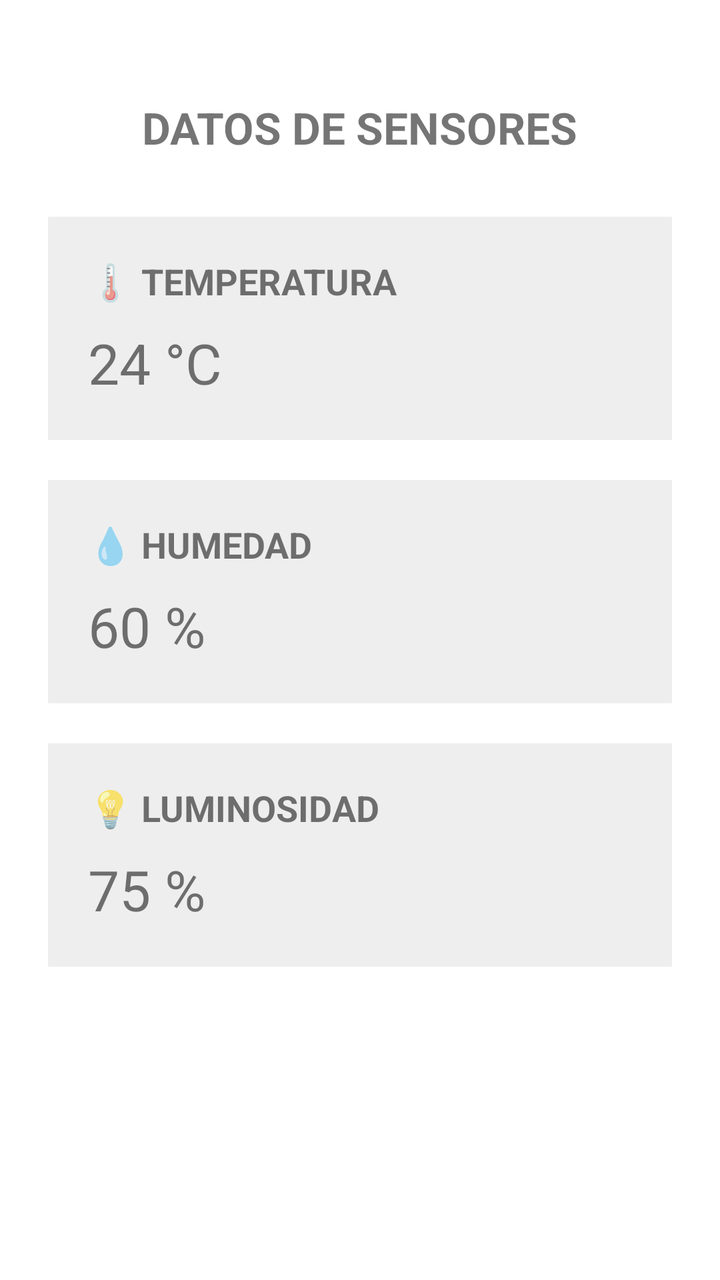
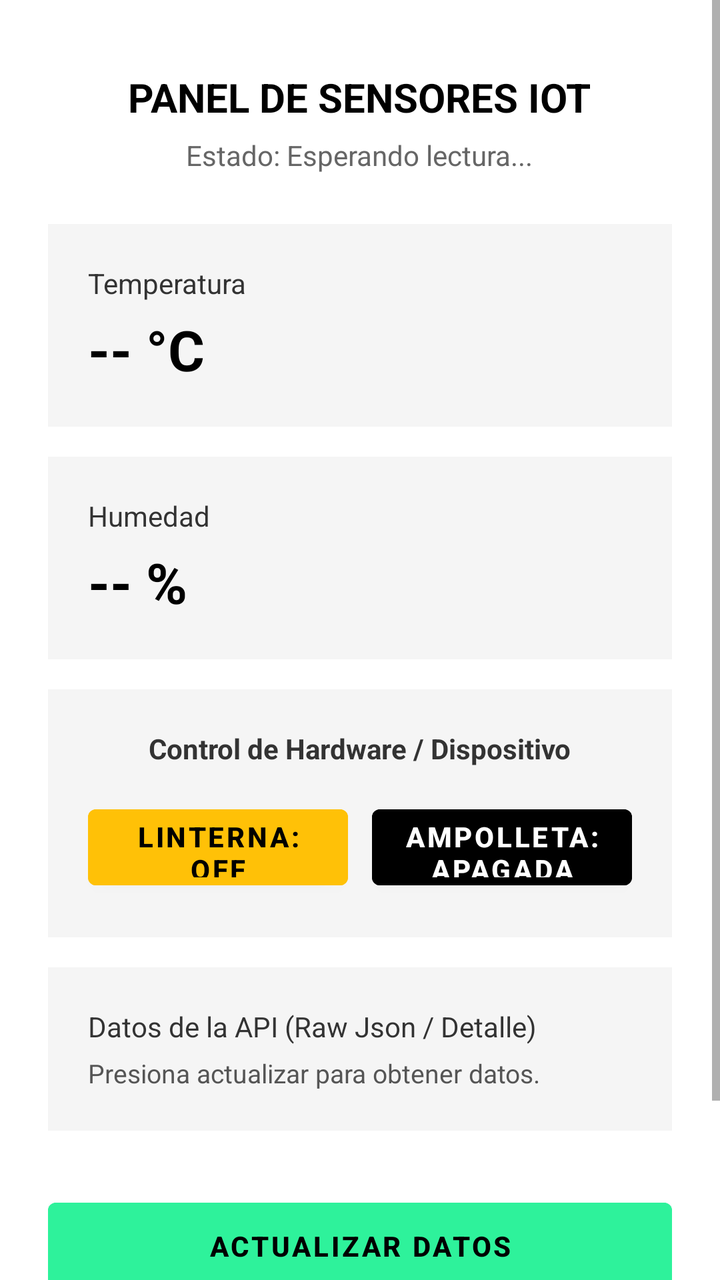

Screens rendered from an Android XML layout before and after an edit, with the pre-edit source and the edit as a unified diff.
<!-- AndroidManifest.xml: application theme Theme.MaterialComponents.DayNight.NoActionBar -->
<!-- res/layout/activity_sensores.xml -->
<?xml version="1.0" encoding="utf-8"?>
<ScrollView
    xmlns:android="http://schemas.android.com/apk/res/android"
    android:layout_width="match_parent"
    android:layout_height="match_parent"
    android:fillViewport="true"
    android:background="@android:color/white">

    <LinearLayout
        android:layout_width="match_parent"
        android:layout_height="wrap_content"
        android:orientation="vertical"
        android:padding="24dp"
        android:gravity="center_horizontal">

        <TextView
            android:layout_width="wrap_content"
            android:layout_height="wrap_content"
            android:layout_marginTop="25dp"
            android:text="DATOS DE SENSORES"
            android:textSize="22sp"
            android:textStyle="bold" />

        <LinearLayout
            android:layout_width="match_parent"
            android:layout_height="wrap_content"
            android:layout_marginTop="30dp"
            android:orientation="vertical"
            android:padding="20dp"
            android:background="#EEEEEE">

            <TextView
                android:layout_width="wrap_content"
                android:layout_height="wrap_content"
                android:text="🌡 TEMPERATURA"
                android:textSize="18sp"
                android:textStyle="bold" />

            <TextView
                android:id="@+id/tvTemperatura"
                android:layout_width="wrap_content"
                android:layout_height="wrap_content"
                android:layout_marginTop="10dp"
                android:text="24 °C"
                android:textSize="28sp" />

        </LinearLayout>

        <LinearLayout
            android:layout_width="match_parent"
            android:layout_height="wrap_content"
            android:layout_marginTop="20dp"
            android:orientation="vertical"
            android:padding="20dp"
            android:background="#EEEEEE">

            <TextView
                android:layout_width="wrap_content"
                android:layout_height="wrap_content"
                android:text="💧 HUMEDAD"
                android:textSize="18sp"
                android:textStyle="bold" />

            <TextView
                android:id="@+id/tvHumedad"
                android:layout_width="wrap_content"
                android:layout_height="wrap_content"
                android:layout_marginTop="10dp"
                android:text="60 %"
                android:textSize="28sp" />

        </LinearLayout>

        <LinearLayout
            android:layout_width="match_parent"
            android:layout_height="wrap_content"
            android:layout_marginTop="20dp"
            android:orientation="vertical"
            android:padding="20dp"
            android:background="#EEEEEE">

            <TextView
                android:layout_width="wrap_content"
                android:layout_height="wrap_content"
                android:text="💡 LUMINOSIDAD"
                android:textSize="18sp"
                android:textStyle="bold" />

            <TextView
                android:id="@+id/tvLuminosidad"
                android:layout_width="wrap_content"
                android:layout_height="wrap_content"
                android:layout_marginTop="10dp"
                android:text="75 %"
                android:textSize="28sp" />

        </LinearLayout>

    </LinearLayout>

</ScrollView>
<!-- resources referenced by this layout -->
<resources>

</resources>

<!-- the commit's change to res/layout/activity_sensores.xml (unified diff, before → after) -->
@@ -1,6 +1,5 @@
 <?xml version="1.0" encoding="utf-8"?>
-<ScrollView
-    xmlns:android="http://schemas.android.com/apk/res/android"
+<ScrollView xmlns:android="http://schemas.android.com/apk/res/android"
     android:layout_width="match_parent"
     android:layout_height="match_parent"
     android:fillViewport="true"
@@ -10,92 +9,181 @@
         android:layout_width="match_parent"
         android:layout_height="wrap_content"
         android:orientation="vertical"
-        android:padding="24dp"
-        android:gravity="center_horizontal">
+        android:gravity="center_horizontal"
+        android:paddingStart="24dp"
+        android:paddingEnd="24dp"
+        android:paddingBottom="32dp">
 
         <TextView
             android:layout_width="wrap_content"
             android:layout_height="wrap_content"
-            android:layout_marginTop="25dp"
-            android:text="DATOS DE SENSORES"
-            android:textSize="22sp"
-            android:textStyle="bold" />
+            android:layout_marginTop="35dp"
+            android:text="PANEL DE SENSORES IOT"
+            android:textSize="20sp"
+            android:textStyle="bold"
+            android:textColor="#000000" />
 
+        <TextView
+            android:id="@+id/tvEstadoConexion"
+            android:layout_width="wrap_content"
+            android:layout_height="wrap_content"
+            android:layout_marginTop="6dp"
+            android:text="Estado: Esperando lectura..."
+            android:textColor="#666666"
+            android:textSize="14sp" />
+
+        
         <LinearLayout
             android:layout_width="match_parent"
             android:layout_height="wrap_content"
-            android:layout_marginTop="30dp"
+            android:layout_marginTop="25dp"
+            android:background="#F5F5F5"
             android:orientation="vertical"
-            android:padding="20dp"
-            android:background="#EEEEEE">
+            android:padding="20dp">
 
             <TextView
                 android:layout_width="wrap_content"
                 android:layout_height="wrap_content"
-                android:text="🌡 TEMPERATURA"
-                android:textSize="18sp"
-                android:textStyle="bold" />
+                android:text="Temperatura"
+                android:textColor="#333333"
+                android:textSize="14sp" />
 
             <TextView
                 android:id="@+id/tvTemperatura"
                 android:layout_width="wrap_content"
                 android:layout_height="wrap_content"
-                android:layout_marginTop="10dp"
-                android:text="24 °C"
-                android:textSize="28sp" />
-
+                android:layout_marginTop="5dp"
+                android:text="-- °C"
+                android:textColor="#000000"
+                android:textSize="28sp"
+                android:textStyle="bold" />
         </LinearLayout>
 
+        
         <LinearLayout
             android:layout_width="match_parent"
             android:layout_height="wrap_content"
-            android:layout_marginTop="20dp"
+            android:layout_marginTop="15dp"
+            android:background="#F5F5F5"
             android:orientation="vertical"
-            android:padding="20dp"
-            android:background="#EEEEEE">
+            android:padding="20dp">
 
             <TextView
                 android:layout_width="wrap_content"
                 android:layout_height="wrap_content"
-                android:text="💧 HUMEDAD"
-                android:textSize="18sp"
-                android:textStyle="bold" />
+                android:text="Humedad"
+                android:textColor="#333333"
+                android:textSize="14sp" />
 
             <TextView
                 android:id="@+id/tvHumedad"
                 android:layout_width="wrap_content"
                 android:layout_height="wrap_content"
-                android:layout_marginTop="10dp"
-                android:text="60 %"
-                android:textSize="28sp" />
-
+                android:layout_marginTop="5dp"
+                android:text="-- %"
+                android:textColor="#000000"
+                android:textSize="28sp"
+                android:textStyle="bold" />
         </LinearLayout>
 
+        
         <LinearLayout
             android:layout_width="match_parent"
             android:layout_height="wrap_content"
-            android:layout_marginTop="20dp"
+            android:layout_marginTop="15dp"
+            android:background="#F5F5F5"
             android:orientation="vertical"
             android:padding="20dp"
-            android:background="#EEEEEE">
+            android:gravity="center_horizontal">
 
             <TextView
                 android:layout_width="wrap_content"
                 android:layout_height="wrap_content"
-                android:text="💡 LUMINOSIDAD"
-                android:textSize="18sp"
-                android:textStyle="bold" />
+                android:text="Control de Hardware / Dispositivo"
+                android:textColor="#333333"
+                android:textStyle="bold"
+                android:textSize="14sp" />
+
+            <LinearLayout
+                android:layout_width="match_parent"
+                android:layout_height="wrap_content"
+                android:orientation="horizontal"
+                android:gravity="center"
+                android:layout_marginTop="15dp"
+                android:weightSum="2">
+
+                <Button
+                    android:id="@+id/btnLinterna"
+                    android:layout_width="0dp"
+                    android:layout_height="50dp"
+                    android:layout_weight="1"
+                    android:layout_marginEnd="6dp"
+                    android:backgroundTint="#FFC107"
+                    android:text="LINTERNA: OFF"
+                    android:textColor="#000000"
+                    android:textStyle="bold" />
+
+                <Button
+                    android:id="@+id/btnAmpolleta"
+                    android:layout_width="0dp"
+                    android:layout_height="50dp"
+                    android:layout_weight="1"
+                    android:layout_marginStart="6dp"
+                    android:backgroundTint="#000000"
+                    android:text="AMPOLLETA: APAGADA"
+                    android:textColor="#FFFFFF"
+                    android:textStyle="bold" />
+
+            </LinearLayout>
+        </LinearLayout>
+
+        
+        <LinearLayout
+            android:layout_width="match_parent"
+            android:layout_height="wrap_content"
+            android:layout_marginTop="15dp"
+            android:background="#F5F5F5"
+            android:orientation="vertical"
+            android:padding="20dp">
 
             <TextView
-                android:id="@+id/tvLuminosidad"
                 android:layout_width="wrap_content"
                 android:layout_height="wrap_content"
-                android:layout_marginTop="10dp"
-                android:text="75 %"
-                android:textSize="28sp" />
+                android:text="Datos de la API (Raw Json / Detalle)"
+                android:textColor="#333333"
+                android:textSize="14sp" />
 
+            <TextView
+                android:id="@+id/tvDetalleSensors"
+                android:layout_width="match_parent"
+                android:layout_height="wrap_content"
+                android:layout_marginTop="5dp"
+                android:text="Presiona actualizar para obtener datos."
+                android:textColor="#555555"
+                android:textSize="13sp" />
         </LinearLayout>
 
+        
+        <Button
+            android:id="@+id/btnActualizarSensores"
+            android:layout_width="match_parent"
+            android:layout_height="55dp"
+            android:layout_marginTop="30dp"
+            android:backgroundTint="#2EF29B"
+            android:text="ACTUALIZAR DATOS"
+            android:textColor="#000000"
+            android:textStyle="bold" />
+
+        
+        <Button
+            android:id="@+id/btnVolverMenu"
+            android:layout_width="match_parent"
+            android:layout_height="50dp"
+            android:layout_marginTop="12dp"
+            android:backgroundTint="#000000"
+            android:text="VOLVER AL MENÚ"
+            android:textColor="#FFFFFF"
+            android:textStyle="bold" />
+
     </LinearLayout>
-
 </ScrollView>
